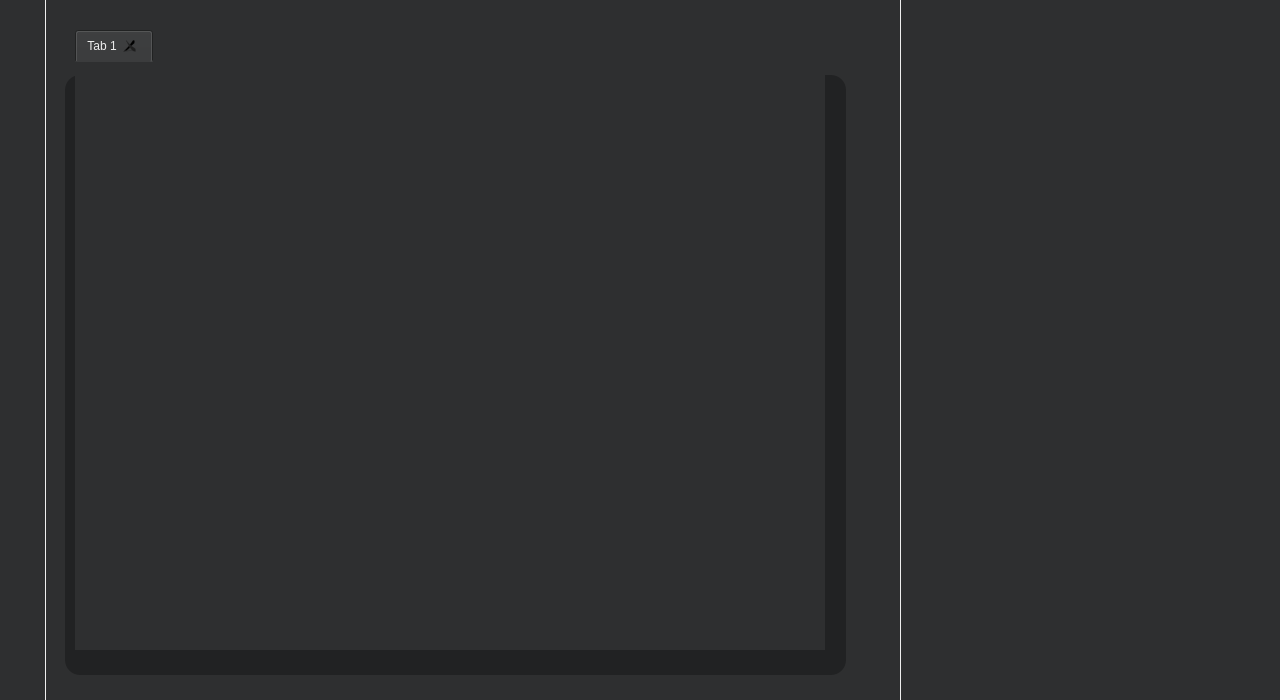
Above: mainwindow.ui from OglodkovVadim/Kurama before the change. Below: the same form after it.
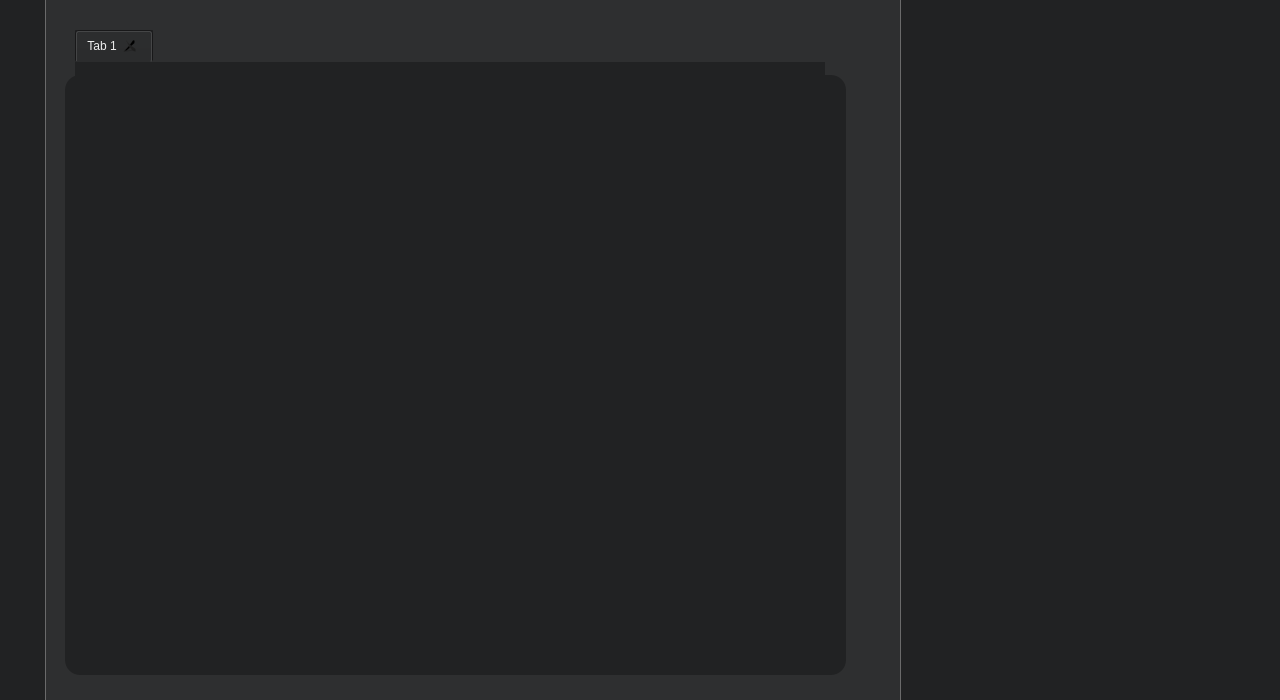
That is the form after the change. Icons and pictures are not drawn.

Commit message: Changed main and dialog buttons colors

Diff of the .ui file:
```diff
--- a/mainwindow.ui
+++ b/mainwindow.ui
@@ -16,15 +16,15 @@
   <property name="styleSheet">
    <string notr="true">QWidget {
 	border:none;
-	background-color: rgb(46, 47, 48);
+	background-color: rgb(33, 34, 35);
 	color: #eee;
 }
 
 QToolButton {
 	border: 1px solid #eee;
-	min-width:35px;
+	min-width:18px;
 	max-width:35px;
-	min-height:35px;
+	min-height:18px;
 	max-height:35px;
 	border-radius: 10px;
 	qproperty-alignment: AlignCenter;	
@@ -46,7 +46,11 @@
 
 QWidget#widget {
 	background-color: none;
-	border-left: 1px solid #eee;
+	border-left: 0.5px solid rgb(106, 106, 106);
+}
+
+QWidget#widget_2 {
+	border-left: 0.5px solid rgb(106, 106, 106);
 }
 
 </string>
@@ -257,7 +261,8 @@
     </property>
     <property name="styleSheet">
      <string notr="true">QWidget#widget_2 {
-	border-left: 1px solid #eee;
+	/*border-left: 0.5px solid #eee;*/
+	background-color: rgb(46, 47, 48);
 }
 QWidget#widget_3 {
 	background-color: rgb(33, 34, 35);
@@ -509,10 +514,10 @@
    <widget class="QToolButton" name="toolButton_2">
     <property name="geometry">
      <rect>
-      <x>5</x>
+      <x>10</x>
       <y>10</y>
-      <width>35</width>
-      <height>35</height>
+      <width>25</width>
+      <height>25</height>
      </rect>
     </property>
     <property name="styleSheet">
@@ -522,6 +527,8 @@
 	image: url(:/image/profile);
 	max-width: 25px;
 	max-height: 25px;
+	min-width: 25px;
+	min-height: 25px;
 }
 
 QToolButton:hover {
@@ -539,10 +546,10 @@
    <widget class="QToolButton" name="toolButton_3">
     <property name="geometry">
      <rect>
-      <x>5</x>
+      <x>11</x>
       <y>650</y>
-      <width>35</width>
-      <height>35</height>
+      <width>25</width>
+      <height>25</height>
      </rect>
     </property>
     <property name="styleSheet">
```
Left out of the diff: 7 changed lines with no effect on the pictures. The commit also changes 4 other files.
